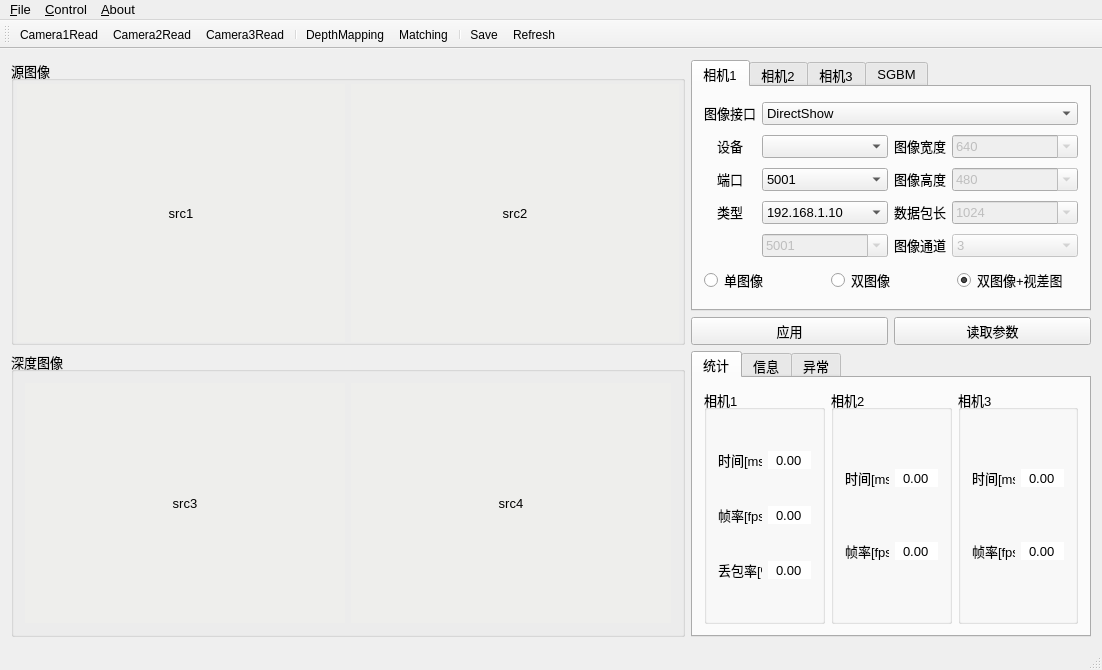
Before: the Qt Designer form mainwindow.ui in webd111/CameraTest, drawn with Qt 5.
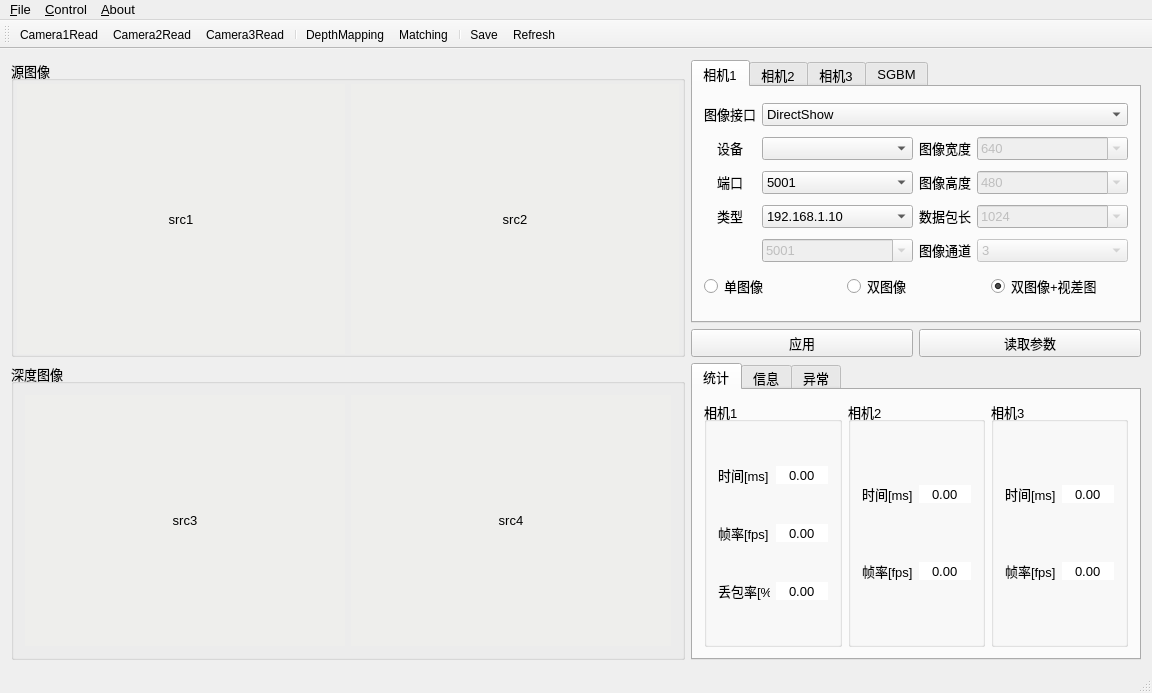
After: the same form once the commit is applied. Icons and pictures are not drawn.

```diff
--- a/mainwindow.ui
+++ b/mainwindow.ui
@@ -6,8 +6,8 @@
    <rect>
     <x>0</x>
     <y>0</y>
-    <width>1100</width>
-    <height>670</height>
+    <width>1142</width>
+    <height>693</height>
    </rect>
   </property>
   <property name="sizePolicy">
@@ -230,6 +230,12 @@
           <verstretch>0</verstretch>
          </sizepolicy>
         </property>
+        <property name="minimumSize">
+         <size>
+          <width>450</width>
+          <height>0</height>
+         </size>
+        </property>
         <property name="font">
          <font>
           <family>Microsoft YaHei UI</family>
@@ -2417,7 +2423,7 @@
     <rect>
      <x>0</x>
      <y>0</y>
-     <width>1100</width>
+     <width>1142</width>
      <height>29</height>
     </rect>
    </property>
```
